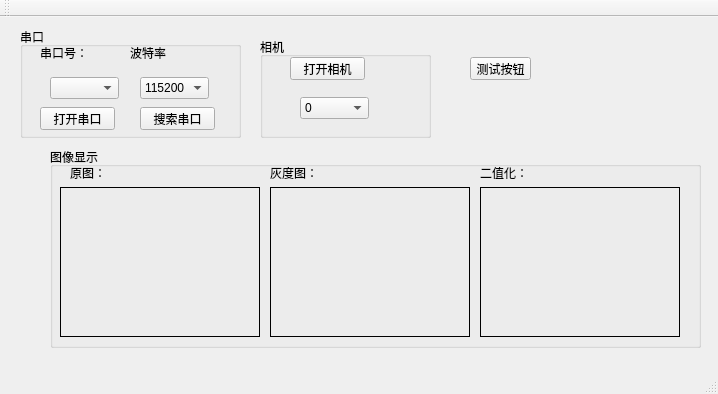
Old version of the form Upper/mainwindow.ui in the repository zhuChengChao/GraduateDesign_Upper.
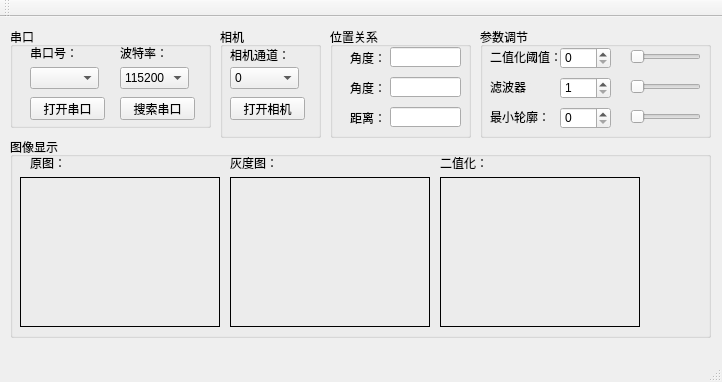
New version of the form.

Commit message: 图像程序处理基本完成——待测试

What changed in the file:
```diff
--- a/Upper/mainwindow.ui
+++ b/Upper/mainwindow.ui
@@ -6,8 +6,8 @@
    <rect>
     <x>0</x>
     <y>0</y>
-    <width>718</width>
-    <height>394</height>
+    <width>722</width>
+    <height>382</height>
    </rect>
   </property>
   <property name="windowTitle">
@@ -17,10 +17,10 @@
    <widget class="QGroupBox" name="groupBox">
     <property name="geometry">
      <rect>
-      <x>20</x>
+      <x>10</x>
       <y>10</y>
-      <width>221</width>
-      <height>111</height>
+      <width>201</width>
+      <height>101</height>
      </rect>
     </property>
     <property name="title">
@@ -49,14 +49,14 @@
       </rect>
      </property>
      <property name="text">
-      <string>波特率</string>
+      <string>波特率：</string>
      </property>
     </widget>
     <widget class="QComboBox" name="comboBox_com">
      <property name="geometry">
       <rect>
-       <x>30</x>
-       <y>50</y>
+       <x>20</x>
+       <y>40</y>
        <width>69</width>
        <height>22</height>
       </rect>
@@ -65,8 +65,8 @@
     <widget class="QComboBox" name="comboBox_baud">
      <property name="geometry">
       <rect>
-       <x>120</x>
-       <y>50</y>
+       <x>110</x>
+       <y>40</y>
        <width>69</width>
        <height>22</height>
       </rect>
@@ -91,7 +91,7 @@
      <property name="geometry">
       <rect>
        <x>20</x>
-       <y>80</y>
+       <y>70</y>
        <width>75</width>
        <height>23</height>
       </rect>
@@ -103,8 +103,8 @@
     <widget class="QPushButton" name="pushButton_searchPort">
      <property name="geometry">
       <rect>
-       <x>120</x>
-       <y>80</y>
+       <x>110</x>
+       <y>70</y>
        <width>75</width>
        <height>23</height>
       </rect>
@@ -114,26 +114,13 @@
      </property>
     </widget>
    </widget>
-   <widget class="QPushButton" name="pushButton">
-    <property name="geometry">
-     <rect>
-      <x>470</x>
-      <y>40</y>
-      <width>61</width>
-      <height>23</height>
-     </rect>
-    </property>
-    <property name="text">
-     <string>测试按钮</string>
-    </property>
-   </widget>
    <widget class="QGroupBox" name="groupBox_2">
     <property name="geometry">
      <rect>
-      <x>260</x>
-      <y>20</y>
-      <width>171</width>
-      <height>101</height>
+      <x>220</x>
+      <y>10</y>
+      <width>101</width>
+      <height>111</height>
      </rect>
     </property>
     <property name="title">
@@ -142,8 +129,8 @@
     <widget class="QPushButton" name="pushButton_OpenCam">
      <property name="geometry">
       <rect>
-       <x>30</x>
-       <y>20</y>
+       <x>10</x>
+       <y>70</y>
        <width>75</width>
        <height>23</height>
       </rect>
@@ -155,8 +142,8 @@
     <widget class="QComboBox" name="comboBox_channel">
      <property name="geometry">
       <rect>
-       <x>40</x>
-       <y>60</y>
+       <x>10</x>
+       <y>40</y>
        <width>69</width>
        <height>22</height>
       </rect>
@@ -172,13 +159,26 @@
       </property>
      </item>
     </widget>
+    <widget class="QLabel" name="label_9">
+     <property name="geometry">
+      <rect>
+       <x>10</x>
+       <y>20</y>
+       <width>71</width>
+       <height>16</height>
+      </rect>
+     </property>
+     <property name="text">
+      <string>相机通道：</string>
+     </property>
+    </widget>
    </widget>
    <widget class="QGroupBox" name="groupBox_3">
     <property name="geometry">
      <rect>
-      <x>50</x>
-      <y>130</y>
-      <width>651</width>
+      <x>10</x>
+      <y>120</y>
+      <width>701</width>
       <height>201</height>
      </rect>
     </property>
@@ -282,6 +282,236 @@
      </property>
     </widget>
    </widget>
+   <widget class="QGroupBox" name="groupBox_4">
+    <property name="geometry">
+     <rect>
+      <x>330</x>
+      <y>10</y>
+      <width>141</width>
+      <height>111</height>
+     </rect>
+    </property>
+    <property name="title">
+     <string>位置关系</string>
+    </property>
+    <widget class="QLabel" name="label_6">
+     <property name="geometry">
+      <rect>
+       <x>20</x>
+       <y>80</y>
+       <width>54</width>
+       <height>21</height>
+      </rect>
+     </property>
+     <property name="text">
+      <string>距离：</string>
+     </property>
+    </widget>
+    <widget class="QLabel" name="label_7">
+     <property name="geometry">
+      <rect>
+       <x>20</x>
+       <y>50</y>
+       <width>54</width>
+       <height>21</height>
+      </rect>
+     </property>
+     <property name="text">
+      <string>角度：</string>
+     </property>
+    </widget>
+    <widget class="QLineEdit" name="lineEdit_Angle">
+     <property name="geometry">
+      <rect>
+       <x>60</x>
+       <y>50</y>
+       <width>71</width>
+       <height>20</height>
+      </rect>
+     </property>
+    </widget>
+    <widget class="QLineEdit" name="lineEdit_Distance">
+     <property name="geometry">
+      <rect>
+       <x>60</x>
+       <y>80</y>
+       <width>71</width>
+       <height>20</height>
+      </rect>
+     </property>
+    </widget>
+    <widget class="QLabel" name="label_12">
+     <property name="geometry">
+      <rect>
+       <x>20</x>
+       <y>20</y>
+       <width>54</width>
+       <height>21</height>
+      </rect>
+     </property>
+     <property name="text">
+      <string>角度：</string>
+     </property>
+    </widget>
+    <widget class="QLineEdit" name="lineEdit_AngleDir">
+     <property name="geometry">
+      <rect>
+       <x>60</x>
+       <y>20</y>
+       <width>71</width>
+       <height>20</height>
+      </rect>
+     </property>
+     <property name="text">
+      <string/>
+     </property>
+    </widget>
+   </widget>
+   <widget class="QGroupBox" name="groupBox_5">
+    <property name="geometry">
+     <rect>
+      <x>480</x>
+      <y>10</y>
+      <width>231</width>
+      <height>111</height>
+     </rect>
+    </property>
+    <property name="title">
+     <string>参数调节</string>
+    </property>
+    <widget class="QSlider" name="horizontalSlider_ThresValue">
+     <property name="geometry">
+      <rect>
+       <x>150</x>
+       <y>20</y>
+       <width>71</width>
+       <height>20</height>
+      </rect>
+     </property>
+     <property name="maximum">
+      <number>50</number>
+     </property>
+     <property name="orientation">
+      <enum>Qt::Horizontal</enum>
+     </property>
+    </widget>
+    <widget class="QSlider" name="horizontalSlider_BlurSize">
+     <property name="geometry">
+      <rect>
+       <x>150</x>
+       <y>50</y>
+       <width>71</width>
+       <height>20</height>
+      </rect>
+     </property>
+     <property name="minimum">
+      <number>1</number>
+     </property>
+     <property name="maximum">
+      <number>5</number>
+     </property>
+     <property name="orientation">
+      <enum>Qt::Horizontal</enum>
+     </property>
+    </widget>
+    <widget class="QSlider" name="horizontalSlider_MinBlibSize">
+     <property name="geometry">
+      <rect>
+       <x>150</x>
+       <y>80</y>
+       <width>71</width>
+       <height>20</height>
+      </rect>
+     </property>
+     <property name="maximum">
+      <number>50</number>
+     </property>
+     <property name="orientation">
+      <enum>Qt::Horizontal</enum>
+     </property>
+    </widget>
+    <widget class="QSpinBox" name="spinBox_ThresValue">
+     <property name="geometry">
+      <rect>
+       <x>80</x>
+       <y>20</y>
+       <width>51</width>
+       <height>22</height>
+      </rect>
+     </property>
+     <property name="maximum">
+      <number>50</number>
+     </property>
+    </widget>
+    <widget class="QSpinBox" name="spinBox_BlurSize">
+     <property name="geometry">
+      <rect>
+       <x>80</x>
+       <y>50</y>
+       <width>51</width>
+       <height>22</height>
+      </rect>
+     </property>
+     <property name="minimum">
+      <number>1</number>
+     </property>
+     <property name="maximum">
+      <number>5</number>
+     </property>
+    </widget>
+    <widget class="QSpinBox" name="spinBox_MinBlibSize">
+     <property name="geometry">
+      <rect>
+       <x>80</x>
+       <y>80</y>
+       <width>51</width>
+       <height>22</height>
+      </rect>
+     </property>
+     <property name="maximum">
+      <number>50</number>
+     </property>
+    </widget>
+    <widget class="QLabel" name="label_8">
+     <property name="geometry">
+      <rect>
+       <x>10</x>
+       <y>20</y>
+       <width>71</width>
+       <height>20</height>
+      </rect>
+     </property>
+     <property name="text">
+      <string>二值化阈值：</string>
+     </property>
+    </widget>
+    <widget class="QLabel" name="label_10">
+     <property name="geometry">
+      <rect>
+       <x>10</x>
+       <y>50</y>
+       <width>41</width>
+       <height>20</height>
+      </rect>
+     </property>
+     <property name="text">
+      <string>滤波器：</string>
+     </property>
+    </widget>
+    <widget class="QLabel" name="label_11">
+     <property name="geometry">
+      <rect>
+       <x>10</x>
+       <y>80</y>
+       <width>81</width>
+       <height>20</height>
+      </rect>
+     </property>
+     <property name="text">
+      <string>最小轮廓：</string>
+     </property>
+    </widget>
+   </widget>
   </widget>
   <widget class="QMenuBar" name="menuBar">
    <property name="geometry">
```
Left out of the diff: 101 changed lines with no effect on the pictures. The commit also changes 5 other files.
